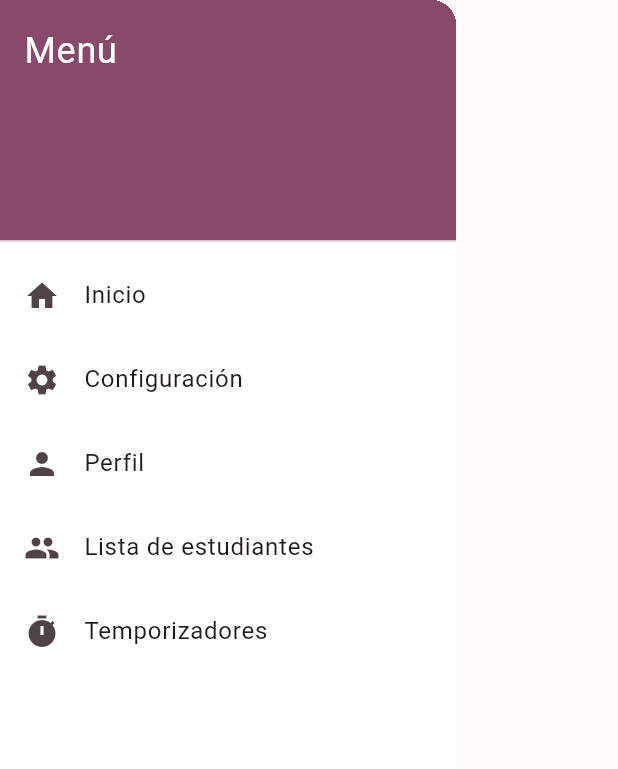
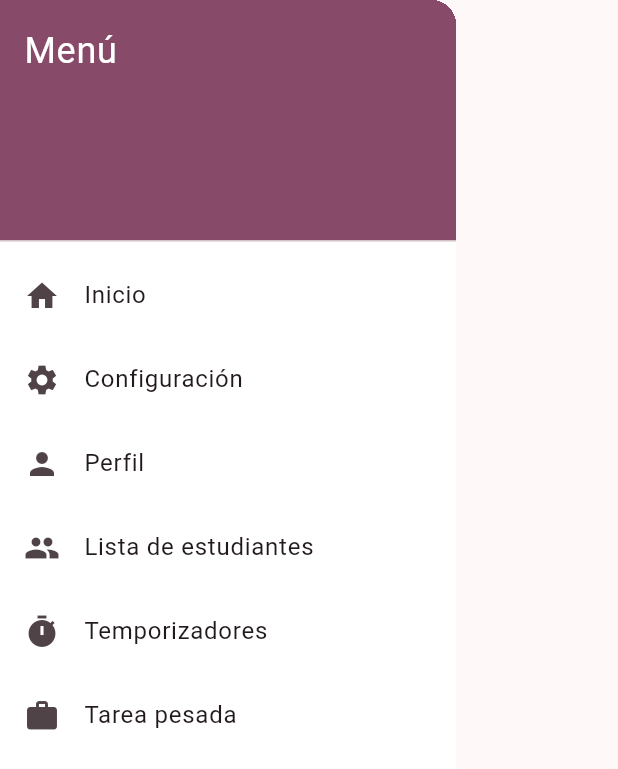
Before and after one commit to AdrianBellazco/curso-moviles-2025, a Flutter app: the CustomDrawer widget shown alone on an empty page, opened directly, on a phone screen of 412 x 824 dp. Shown: the top 769 px of the screen. Run offline on Flutter 3.47's test engine with Material 3 defaults, Android fonts, the phone set to English and light mode, and no system bars; our stand-ins replace go_router.

Commit message:
Se termino taller 2

```diff
--- a/lib/routes/app_router.dart
+++ b/lib/routes/app_router.dart
@@ -4,6 +4,7 @@ import 'package:hola_mundo/views/home_view.dart';
 import 'package:hola_mundo/views/profile_view.dart';
 import 'package:hola_mundo/views/settings_view.dart';
 import 'package:hola_mundo/views/lista_estudiantes.dart';
+import 'package:hola_mundo/views/tarea_pesada.dart';
 
 final GoRouter appRouter = GoRouter (
   routes: [
@@ -26,6 +27,10 @@ final GoRouter appRouter = GoRouter (
       GoRoute(
       path: '/contadores',
       builder: (context, state) => Temporizadores(),
+      ),
+      GoRoute(
+      path: '/tarea_pesada',
+      builder: (context, state) => TareaPesada(),
       )
   ],
 );
--- a/lib/views/custom_drawer.dart
+++ b/lib/views/custom_drawer.dart
@@ -80,15 +80,15 @@ class CustomDrawer extends StatelessWidget {
             onTap: () {
               context.go('/contadores');
             },
-          ), /*
+          ),
           //!FUTURE
           ListTile(
-            leading: const Icon(Icons.schedule),
-            title: const Text('Future'),
-            onTap: () => context.goNamed('future'),
+            leading: const Icon(Icons.work),
+            title: const Text('Tarea pesada'),
+            onTap: () => context.go('/tarea_pesada'),
           ),
           //!TIMER
-          ListTile(
+         /* ListTile(
             leading: const Icon(Icons.timer),
             title: const Text('Timer'),
             onTap: () {
```
Also changed, not shown: lib/views/tarea_pesada.dart (added, +71 -0 lines).
